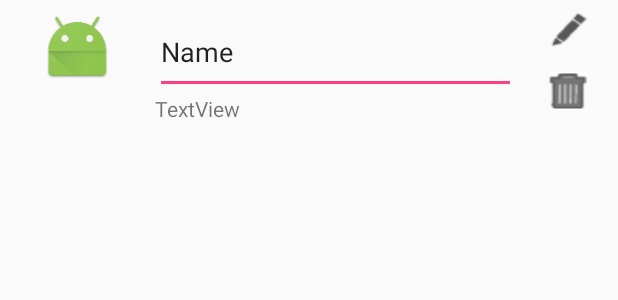
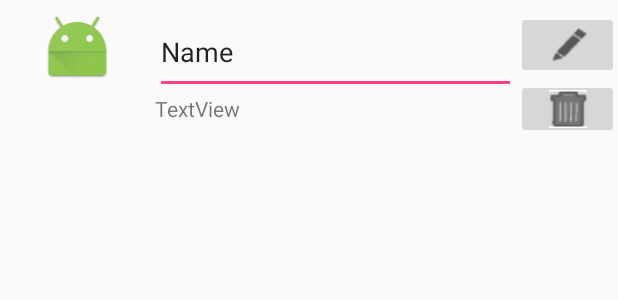
Before and after one commit to vsusini/BarcelonaFinalApp, an Android app: the layout task_item_layout.xml on its own in the app's theme, with its tools: preview values and no code run, on a phone screen of 412 x 824 dp. Shown: the top 300 px of the screen. Run offline under Robolectric (Android 15) with nearby library versions, the phone set to English and light mode, and no system bars.

Commit message:
attempt at adding edit task
fixed tasklist layout

```diff
--- a/ChoreManager/app/src/main/java/com/csbarcelona/choremanager/NewTask.java
+++ b/ChoreManager/app/src/main/java/com/csbarcelona/choremanager/NewTask.java
@@ -53,6 +53,8 @@ public class NewTask extends AppCompatActivity {
                     points = 0;
                 }
 
+                Button btnDueDate = (Button) findViewById(R.id.btnDueDate);
+                String dueDate = btnDueDate.getText().toString().trim();
 
                 String assignees = "";
                 CheckBox[] chkAssignee = {(CheckBox)findViewById(R.id.chkAss1),(CheckBox)findViewById(R.id.chkAss2),(CheckBox)findViewById(R.id.chkAss3),(CheckBox)findViewById(R.id.chkAss4)};
@@ -87,12 +89,12 @@ public class NewTask extends AppCompatActivity {
 
                 //Check if right fields are filled out
 
-                if(!TextUtils.isEmpty(name) && !TextUtils.isEmpty(description) && !TextUtils.isEmpty(assignees) && !TextUtils.isEmpty(group)&& duration > 0 && points > 0){
+                if(!TextUtils.isEmpty(name) && !TextUtils.isEmpty(description) && !TextUtils.isEmpty(assignees) && !dueDate.equals("NONE") && !TextUtils.isEmpty(group)&& duration > 0 && points > 0){
                     //Get unique ID using push().getKey()
                     String id = dR.push().getKey();
 
                     //Create Task
-                    Task task = new Task(id, assignees,resources,description, duration, name, points, group);
+                    Task task = new Task(id, assignees,resources,description, duration, name, points, group, dueDate);
 
                     dR.child(id).setValue(task);
 
--- a/ChoreManager/app/src/main/res/layout/activity_new_task.xml
+++ b/ChoreManager/app/src/main/res/layout/activity_new_task.xml
@@ -214,12 +214,12 @@
                     android:orientation="horizontal">
 
                     <Button
-                        android:id="@+id/button4"
+                        android:id="@+id/btnDueDate"
                         android:layout_width="wrap_content"
                         android:layout_height="wrap_content"
                         android:layout_weight="1"
-                        android:text="@string/None"
-                        android:onClick="showDatePickerDialog"/>
+                        android:onClick="showDatePickerDialog"
+                        android:text="@string/None" />
                 </LinearLayout>
 
                 <LinearLayout
--- a/ChoreManager/app/src/main/res/layout/task_item_layout.xml
+++ b/ChoreManager/app/src/main/res/layout/task_item_layout.xml
@@ -52,17 +52,16 @@
             android:layout_weight="2"
             android:orientation="vertical">
 
-            <ImageView
+            <ImageButton
                 android:id="@+id/imgEdit"
                 android:layout_width="match_parent"
                 android:layout_height="wrap_content"
                 app:srcCompat="@drawable/pencil_small" />
 
-            <ImageView
+            <ImageButton
                 android:id="@+id/imgDelete"
                 android:layout_width="match_parent"
                 android:layout_height="wrap_content"
-                android:paddingTop="15dp"
                 app:srcCompat="@drawable/trash_small" />
         </LinearLayout>
 
```
Also changed, not shown: ChoreManager/app/src/main/java/com/csbarcelona/choremanager/Task.java (+5 -5 lines), ChoreManager/app/src/main/java/com/csbarcelona/choremanager/TaskCustomAdapter.java (+8 -4 lines), ChoreManager/app/src/main/java/com/csbarcelona/choremanager/TaskList.java (+13 -1 lines).
